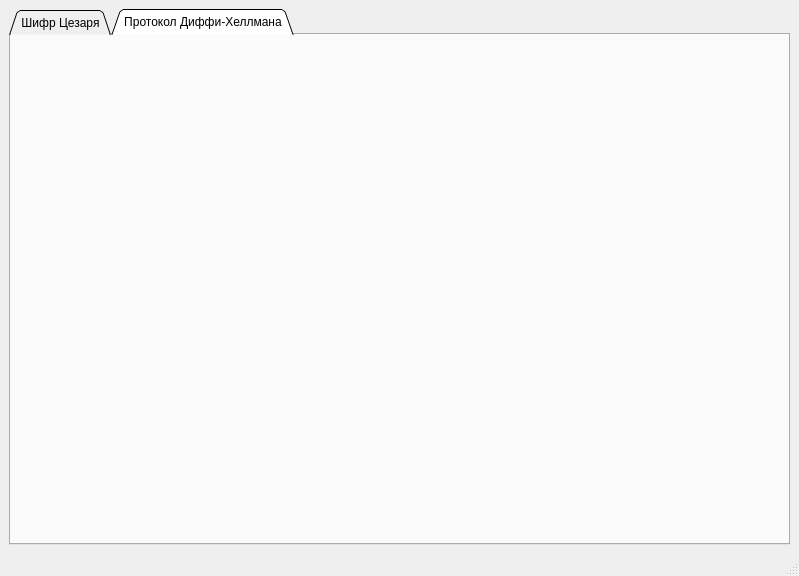
This is mainwindow.ui in NikitaVirachev/test-task as Qt 5 draws it before an edit. The edited form follows.
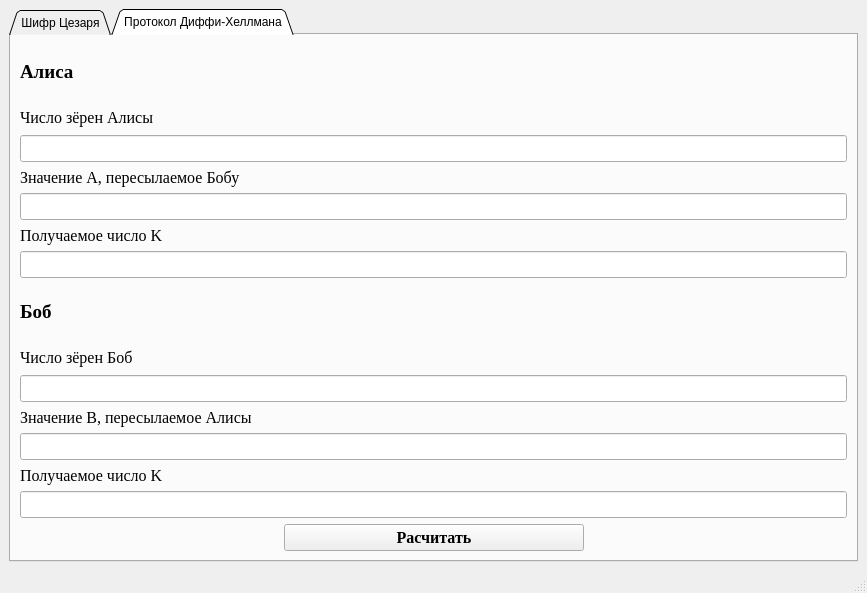
This is the edited form. The open tabs and pages were chosen to show the change.

Commit message: feat: made layout for diffie-hellman protocol

```diff
--- a/mainwindow.ui
+++ b/mainwindow.ui
@@ -6,8 +6,8 @@
    <rect>
     <x>0</x>
     <y>0</y>
-    <width>799</width>
-    <height>576</height>
+    <width>867</width>
+    <height>593</height>
    </rect>
   </property>
   <property name="windowTitle">
@@ -148,6 +148,254 @@
        <attribute name="title">
         <string>Протокол Диффи-Хеллмана</string>
        </attribute>
+       <layout class="QVBoxLayout" name="verticalLayout_9">
+        <item>
+         <layout class="QVBoxLayout" name="verticalLayout_6">
+          <item>
+           <widget class="QLabel" name="label_2">
+            <property name="font">
+             <font>
+              <family>Times New Roman</family>
+              <pointsize>14</pointsize>
+              <weight>75</weight>
+              <bold>true</bold>
+             </font>
+            </property>
+            <property name="text">
+             <string>Алиса</string>
+            </property>
+           </widget>
+          </item>
+          <item>
+           <layout class="QVBoxLayout" name="verticalLayout_10">
+            <item>
+             <widget class="QLabel" name="label_5">
+              <property name="font">
+               <font>
+                <family>Times New Roman</family>
+                <pointsize>12</pointsize>
+               </font>
+              </property>
+              <property name="text">
+               <string>Число зёрен Алисы</string>
+              </property>
+             </widget>
+            </item>
+            <item>
+             <widget class="QLineEdit" name="lineEdit_3">
+              <property name="font">
+               <font>
+                <family>Times New Roman</family>
+                <pointsize>12</pointsize>
+               </font>
+              </property>
+             </widget>
+            </item>
+           </layout>
+          </item>
+          <item>
+           <layout class="QVBoxLayout" name="verticalLayout_7">
+            <item>
+             <widget class="QLabel" name="label_3">
+              <property name="font">
+               <font>
+                <family>Times New Roman</family>
+                <pointsize>12</pointsize>
+               </font>
+              </property>
+              <property name="text">
+               <string>Значение А, пересылаемое Бобу</string>
+              </property>
+             </widget>
+            </item>
+            <item>
+             <widget class="QLineEdit" name="lineEdit_2">
+              <property name="font">
+               <font>
+                <family>Times New Roman</family>
+                <pointsize>12</pointsize>
+               </font>
+              </property>
+             </widget>
+            </item>
+            <item>
+             <widget class="QLabel" name="label_6">
+              <property name="font">
+               <font>
+                <family>Times New Roman</family>
+                <pointsize>12</pointsize>
+               </font>
+              </property>
+              <property name="text">
+               <string>Получаемое число K</string>
+              </property>
+             </widget>
+            </item>
+            <item>
+             <widget class="QLineEdit" name="lineEdit_4">
+              <property name="font">
+               <font>
+                <family>Times New Roman</family>
+                <pointsize>12</pointsize>
+               </font>
+              </property>
+             </widget>
+            </item>
+            <item>
+             <layout class="QVBoxLayout" name="verticalLayout_11"/>
+            </item>
+           </layout>
+          </item>
+         </layout>
+        </item>
+        <item>
+         <layout class="QVBoxLayout" name="verticalLayout_8">
+          <item>
+           <widget class="QLabel" name="label_4">
+            <property name="font">
+             <font>
+              <family>Times New Roman</family>
+              <pointsize>14</pointsize>
+              <weight>75</weight>
+              <bold>true</bold>
+             </font>
+            </property>
+            <property name="text">
+             <string>Боб</string>
+            </property>
+           </widget>
+          </item>
+          <item>
+           <layout class="QVBoxLayout" name="verticalLayout_12">
+            <item>
+             <widget class="QLabel" name="label_7">
+              <property name="font">
+               <font>
+                <family>Times New Roman</family>
+                <pointsize>12</pointsize>
+               </font>
+              </property>
+              <property name="text">
+               <string>Число зёрен Боб</string>
+              </property>
+             </widget>
+            </item>
+            <item>
+             <widget class="QLineEdit" name="lineEdit_5">
+              <property name="font">
+               <font>
+                <family>Times New Roman</family>
+                <pointsize>12</pointsize>
+               </font>
+              </property>
+             </widget>
+            </item>
+           </layout>
+          </item>
+          <item>
+           <layout class="QVBoxLayout" name="verticalLayout_13">
+            <item>
+             <widget class="QLabel" name="label_8">
+              <property name="font">
+               <font>
+                <family>Times New Roman</family>
+                <pointsize>12</pointsize>
+               </font>
+              </property>
+              <property name="text">
+               <string>Значение B, пересылаемое Алисы</string>
+              </property>
+             </widget>
+            </item>
+            <item>
+             <widget class="QLineEdit" name="lineEdit_6">
+              <property name="font">
+               <font>
+                <family>Times New Roman</family>
+                <pointsize>12</pointsize>
+               </font>
+              </property>
+             </widget>
+            </item>
+            <item>
+             <widget class="QLabel" name="label_9">
+              <property name="font">
+               <font>
+                <family>Times New Roman</family>
+                <pointsize>12</pointsize>
+               </font>
+              </property>
+              <property name="text">
+               <string>Получаемое число K</string>
+              </property>
+             </widget>
+            </item>
+            <item>
+             <widget class="QLineEdit" name="lineEdit_7">
+              <property name="font">
+               <font>
+                <family>Times New Roman</family>
+                <pointsize>12</pointsize>
+               </font>
+              </property>
+             </widget>
+            </item>
+           </layout>
+          </item>
+         </layout>
+        </item>
+        <item>
+         <layout class="QHBoxLayout" name="horizontalLayout_4">
+          <item>
+           <spacer name="horizontalSpacer_2">
+            <property name="orientation">
+             <enum>Qt::Horizontal</enum>
+            </property>
+            <property name="sizeHint" stdset="0">
+             <size>
+              <width>40</width>
+              <height>20</height>
+             </size>
+            </property>
+           </spacer>
+          </item>
+          <item>
+           <widget class="QPushButton" name="pushButton_2">
+            <property name="minimumSize">
+             <size>
+              <width>300</width>
+              <height>0</height>
+             </size>
+            </property>
+            <property name="font">
+             <font>
+              <family>Times New Roman</family>
+              <pointsize>12</pointsize>
+              <weight>75</weight>
+              <bold>true</bold>
+             </font>
+            </property>
+            <property name="text">
+             <string>Расчитать</string>
+            </property>
+           </widget>
+          </item>
+          <item>
+           <spacer name="horizontalSpacer">
+            <property name="orientation">
+             <enum>Qt::Horizontal</enum>
+            </property>
+            <property name="sizeHint" stdset="0">
+             <size>
+              <width>40</width>
+              <height>20</height>
+             </size>
+            </property>
+           </spacer>
+          </item>
+         </layout>
+        </item>
+       </layout>
       </widget>
      </widget>
     </item>
```
Left out of the diff: 4 changed lines with no effect on the pictures. The commit also changes 2 other files.
